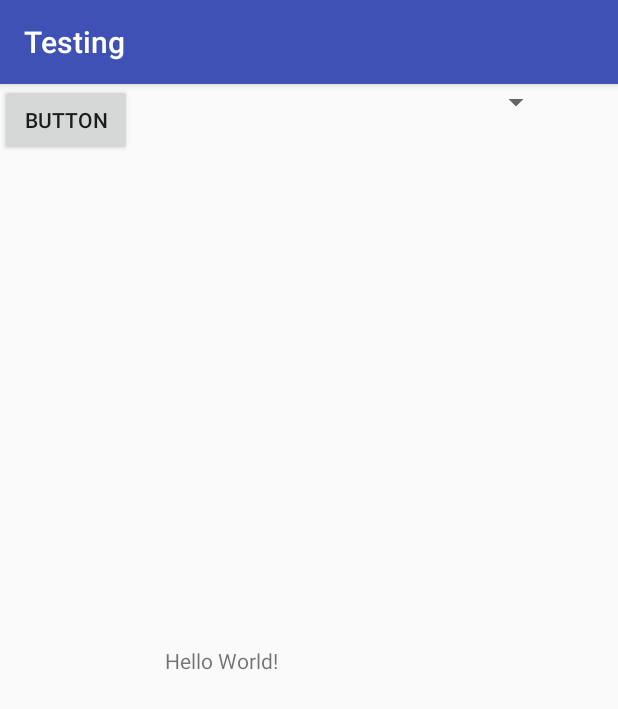
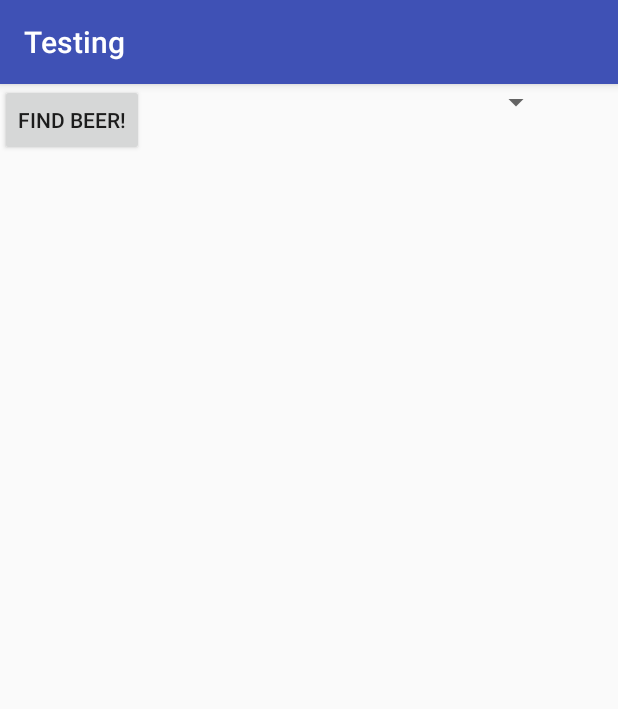
Before and after one commit to StlMaris123/Beer-App, an Android app: the screen it shows after launch (MainActivity), on a phone screen of 412 x 824 dp. Shown: the top 709 px of the screen. Run offline under Robolectric (Android 15) with nearby library versions, the phone set to English and light mode, and no system bars.

Commit message:
change layout to string resources

```diff
--- a/app/src/main/res/layout/activity_main.xml
+++ b/app/src/main/res/layout/activity_main.xml
@@ -6,33 +6,29 @@
     android:layout_height="match_parent"
     tools:context="com.example.stella.testing.MainActivity">
 
-
-
-
     <Button
         android:id="@+id/button"
         android:layout_width="wrap_content"
         android:layout_height="wrap_content"
-        android:text="Button"
-        tools:layout_editor_absoluteX="115dp"
-        tools:layout_editor_absoluteY="144dp" />
+        android:text="@string/find_beer"
+        tools:layout_editor_absoluteX="148dp"
+        tools:layout_editor_absoluteY="160dp" />
 
     <TextView
         android:layout_width="wrap_content"
         android:layout_height="wrap_content"
-        android:text="Hello World!"
+        android:text="@string/brands"
         app:layout_constraintBottom_toBottomOf="parent"
         app:layout_constraintLeft_toLeftOf="parent"
         app:layout_constraintRight_toRightOf="parent"
-        app:layout_constraintTop_toTopOf="parent"
-        app:layout_constraintHorizontal_bias="0.327" />
+        app:layout_constraintTop_toTopOf="parent" />
 
     <Spinner
         android:id="@+id/spinner2"
         android:layout_width="368dp"
         android:layout_height="wrap_content"
-        tools:layout_editor_absoluteX="-165dp"
-        tools:layout_editor_absoluteY="84dp" />
+        tools:layout_editor_absoluteX="-73dp"
+        tools:layout_editor_absoluteY="94dp" />
 
 
 </android.support.constraint.ConstraintLayout>
--- a/app/src/main/res/values/strings.xml
+++ b/app/src/main/res/values/strings.xml
@@ -1,3 +1,5 @@
 <resources>
     <string name="app_name">Testing</string>
+    <string name="find_beer">Find Beer!</string>
+    <string name="brands"></string>
 </resources>
```
